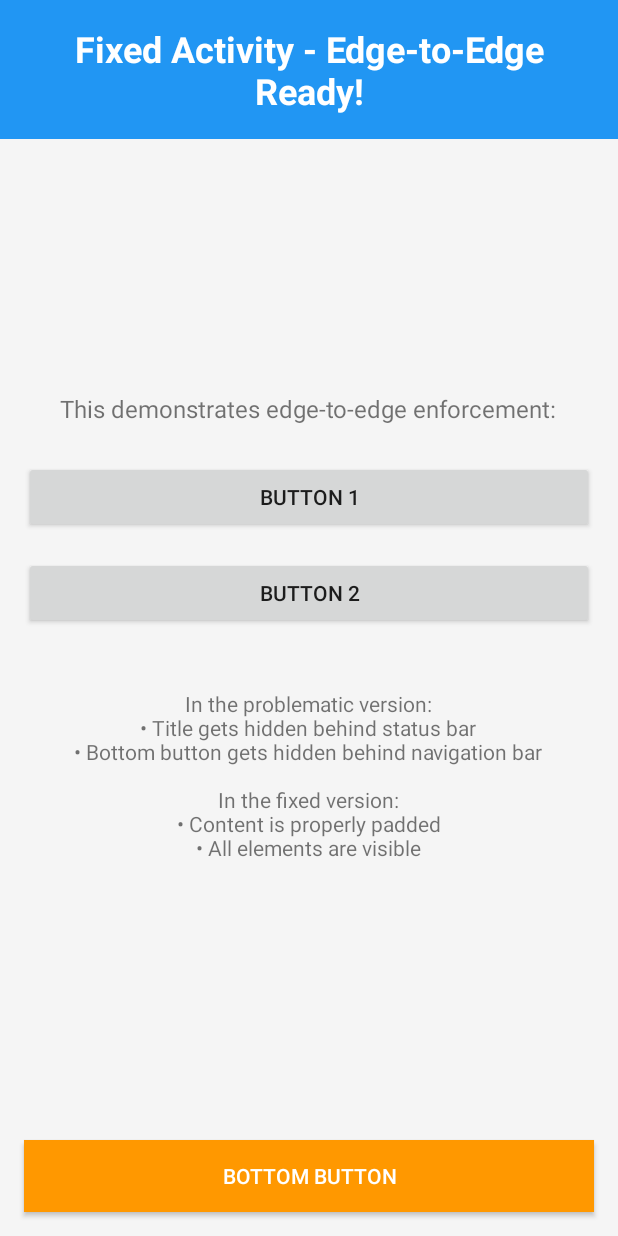
After one commit to BlogForMe/MyApplication_TLS13, an Android app built with Jetpack Compose: the FixedActivity screen opened directly, with no data from a screen before it, on a phone screen of 412 x 824 dp. The commit adds this screen. Run offline under Robolectric (Android 15) with nearby library versions, the phone set to English and light mode, and no system bars.

Commit message:
Android 15 edge to edge investigated

```diff
--- a/app/build.gradle.kts
+++ b/app/build.gradle.kts
@@ -16,7 +16,7 @@ android {
 
     defaultConfig {
         applicationId = "com.example.myapplication"
-        minSdk = 24
+        minSdk = 21
         targetSdk = 35
         versionCode = 1
         versionName = "1.0"
--- /dev/null
+++ b/app/src/main/java/com/example/myapplication/edge/FixedActivity.java
@@ -0,0 +1,106 @@
+package com.example.myapplication.edge;
+
+import android.app.Activity;
+import android.graphics.Color;
+import android.os.Build;
+import android.os.Bundle;
+import android.view.View;
+import android.view.WindowManager;
+import android.widget.Button;
+import android.widget.TextView;
+import android.widget.Toast;
+import androidx.core.view.ViewCompat;
+import androidx.core.view.WindowInsetsCompat;
+import androidx.core.view.WindowCompat;
+import androidx.core.view.WindowInsetsControllerCompat;
+
+import com.example.myapplication.R;
+
+public class FixedActivity extends Activity {
+    @Override
+    protected void onCreate(Bundle savedInstanceState) {
+        super.onCreate(savedInstanceState);
+
+        // ✅ FIXED: Enable edge-to-edge before setContentView
+        enableEdgeToEdge();
+
+        setContentView(R.layout.activity_edge_to_edge);
+
+        // ✅ FIXED: Handle window insets properly
+        setupWindowInsets();
+
+        setupViews();
+    }
+
+    private void enableEdgeToEdge() {
+        // Tell the system that we want to handle window insets ourselves
+        WindowCompat.setDecorFitsSystemWindows(getWindow(), false);
+
+        // Make system bars transparent
+        getWindow().setStatusBarColor(Color.TRANSPARENT);
+        getWindow().setNavigationBarColor(Color.TRANSPARENT);
+
+        // Handle display cutouts for devices with notches
+        if (Build.VERSION.SDK_INT >= Build.VERSION_CODES.P) {
+            getWindow().getAttributes().layoutInDisplayCutoutMode =
+                    WindowManager.LayoutParams.LAYOUT_IN_DISPLAY_CUTOUT_MODE_SHORT_EDGES;
+        }
+
+        // Control system bar appearance
+        WindowInsetsControllerCompat controller = WindowCompat.getInsetsController(getWindow(), getWindow().getDecorView());
+        controller.setAppearanceLightStatusBars(true);
+        controller.setAppearanceLightNavigationBars(true);
+    }
+
+    private void setupWindowInsets() {
+        View rootView = findViewById(R.id.root_container);
+
+        ViewCompat.setOnApplyWindowInsetsListener(rootView, new androidx.core.view.OnApplyWindowInsetsListener() {
+            @Override
+            public WindowInsetsCompat onApplyWindowInsets(View view, WindowInsetsCompat insets) {
+                androidx.core.graphics.Insets systemBars = insets.getInsets(WindowInsetsCompat.Type.systemBars());
+                androidx.core.graphics.Insets displayCutout = insets.getInsets(WindowInsetsCompat.Type.displayCutout());
+
+                // Apply padding to prevent content from being hidden
+                view.setPadding(
+                        Math.max(systemBars.left, displayCutout.left),
+                        Math.max(systemBars.top, displayCutout.top),
+                        Math.max(systemBars.right, displayCutout.right),
+                        Math.max(systemBars.bottom, displayCutout.bottom)
+                );
+
+                return insets;
+            }
+        });
+    }
+
+    private void setupViews() {
+        TextView titleText = findViewById(R.id.title_text);
+        Button button1 = findViewById(R.id.button_1);
+        Button button2 = findViewById(R.id.button_2);
+        Button bottomButton = findViewById(R.id.bottom_button);
+
+        titleText.setText("Fixed Activity - Edge-to-Edge Ready!");
+
+        button1.setOnClickListener(new View.OnClickListener() {
+            @Override
+            public void onClick(View v) {
+                Toast.makeText(FixedActivity.this, "Button 1 clicked", Toast.LENGTH_SHORT).show();
+            }
+        });
+
+        button2.setOnClickListener(new View.OnClickListener() {
+            @Override
+            public void onClick(View v) {
+                Toast.makeText(FixedActivity.this, "Button 2 clicked", Toast.LENGTH_SHORT).show();
+            }
+        });
+
+        bottomButton.setOnClickListener(new View.OnClickListener() {
+            @Override
+            public void onClick(View v) {
+                Toast.makeText(FixedActivity.this, "Bottom button clicked", Toast.LENGTH_SHORT).show();
+            }
+        });
+    }
+}
--- /dev/null
+++ b/app/src/main/res/layout/activity_edge_to_edge.xml
@@ -0,0 +1,73 @@
+<?xml version="1.0" encoding="utf-8"?>
+<LinearLayout xmlns:android="http://schemas.android.com/apk/res/android"
+    android:id="@+id/root_container"
+    android:layout_width="match_parent"
+    android:layout_height="match_parent"
+    android:orientation="vertical"
+    android:background="#F5F5F5">
+
+    <!-- Header Section -->
+    <TextView
+        android:id="@+id/title_text"
+        android:layout_width="match_parent"
+        android:layout_height="wrap_content"
+        android:text="Demo Activity"
+        android:textSize="24sp"
+        android:textStyle="bold"
+        android:gravity="center"
+        android:padding="16dp"
+        android:background="#2196F3"
+        android:textColor="#FFFFFF" />
+
+    <!-- Content Section -->
+    <LinearLayout
+        android:layout_width="match_parent"
+        android:layout_height="0dp"
+        android:layout_weight="1"
+        android:orientation="vertical"
+        android:padding="16dp"
+        android:gravity="center">
+
+        <TextView
+            android:layout_width="wrap_content"
+            android:layout_height="wrap_content"
+            android:text="This demonstrates edge-to-edge enforcement:"
+            android:textSize="16sp"
+            android:gravity="center"
+            android:layout_marginBottom="24dp" />
+
+        <Button
+            android:id="@+id/button_1"
+            android:layout_width="match_parent"
+            android:layout_height="wrap_content"
+            android:text="Button 1"
+            android:layout_marginBottom="16dp" />
+
+        <Button
+            android:id="@+id/button_2"
+            android:layout_width="match_parent"
+            android:layout_height="wrap_content"
+            android:text="Button 2"
+            android:layout_marginBottom="16dp" />
+
+        <TextView
+            android:layout_width="wrap_content"
+            android:layout_height="wrap_content"
+            android:text="In the problematic version:\n• Title gets hidden behind status bar\n• Bottom button gets hidden behind navigation bar\n\nIn the fixed version:\n• Content is properly padded\n• All elements are visible"
+            android:textSize="14sp"
+            android:gravity="center"
+            android:layout_marginTop="24dp" />
+
+    </LinearLayout>
+
+    <!-- Bottom Section -->
+    <Button
+        android:id="@+id/bottom_button"
+        android:layout_width="match_parent"
+        android:layout_height="wrap_content"
+        android:text="Bottom Button"
+        android:layout_margin="16dp"
+        android:background="#FF9800"
+        android:textColor="#FFFFFF" />
+
+</LinearLayout>
--- a/app/src/main/res/values/themes.xml
+++ b/app/src/main/res/values/themes.xml
@@ -2,4 +2,18 @@
 <resources>
 
     <style name="Theme.MyApplication" parent="Theme.AppCompat.DayNight" />
+
+    <!-- Theme for Problematic Activity -->
+    <style name="Theme.ProblematicApp" parent="android:Theme.Material.Light.DarkActionBar">
+        <!-- Default theme - will cause issues with edge-to-edge -->
+    </style>
+
+    <!-- Theme for Fixed Activity -->
+    <style name="Theme.FixedApp" parent="android:Theme.Material.Light.NoActionBar">
+        <!-- Transparent system bars -->
+        <item name="android:statusBarColor">@android:color/transparent</item>
+        <item name="android:navigationBarColor">@android:color/transparent</item>
+        <!-- Enable edge-to-edge for cutout devices -->
+        <item name="android:windowLayoutInDisplayCutoutMode">shortEdges</item>
+    </style>
 </resources>
```
Also changed, not shown: app/src/main/AndroidManifest.xml (+28 -7 lines), app/src/main/java/com/example/myapplication/MainActivity.kt (+21 -3 lines), app/src/main/java/com/example/myapplication/edge/ProblematicActivity.java (added, +58 -0 lines).
